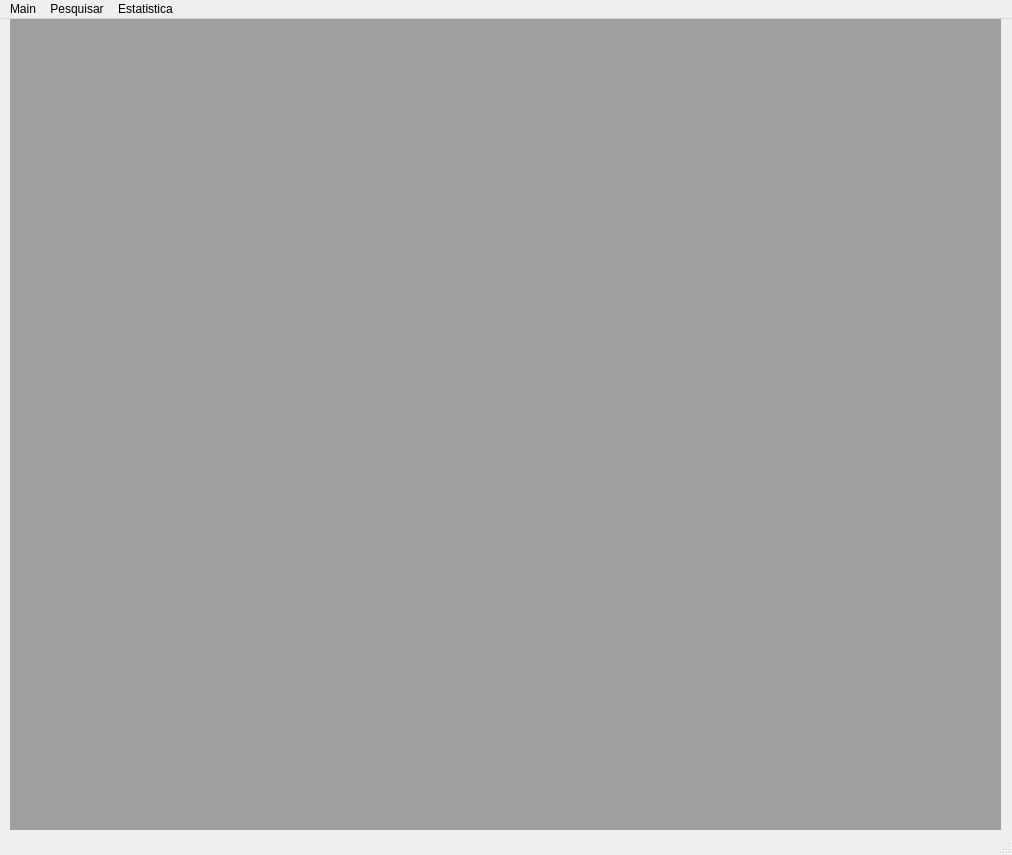
Old version of the form music_tracker.ui in the repository natanielporto/PyQt5FinalTest.
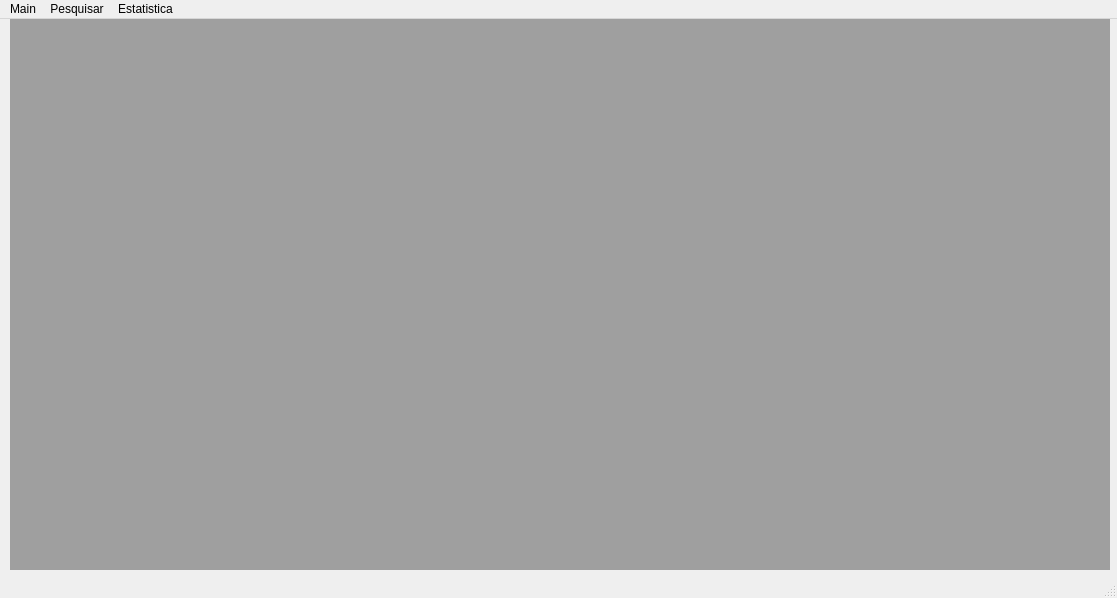
New version of the form.

Commit message: wip: changed the main back layout

Patch:
```diff
--- a/music_tracker.ui
+++ b/music_tracker.ui
@@ -6,8 +6,8 @@
    <rect>
     <x>0</x>
     <y>0</y>
-    <width>1012</width>
-    <height>855</height>
+    <width>1117</width>
+    <height>598</height>
    </rect>
   </property>
   <property name="windowTitle">
@@ -19,8 +19,8 @@
      <rect>
       <x>10</x>
       <y>0</y>
-      <width>991</width>
-      <height>811</height>
+      <width>1100</width>
+      <height>551</height>
      </rect>
     </property>
    </widget>
@@ -30,7 +30,7 @@
     <rect>
      <x>0</x>
      <y>0</y>
-     <width>1012</width>
+     <width>1117</width>
      <height>22</height>
     </rect>
    </property>
```
The commit also changes 5 other files.
